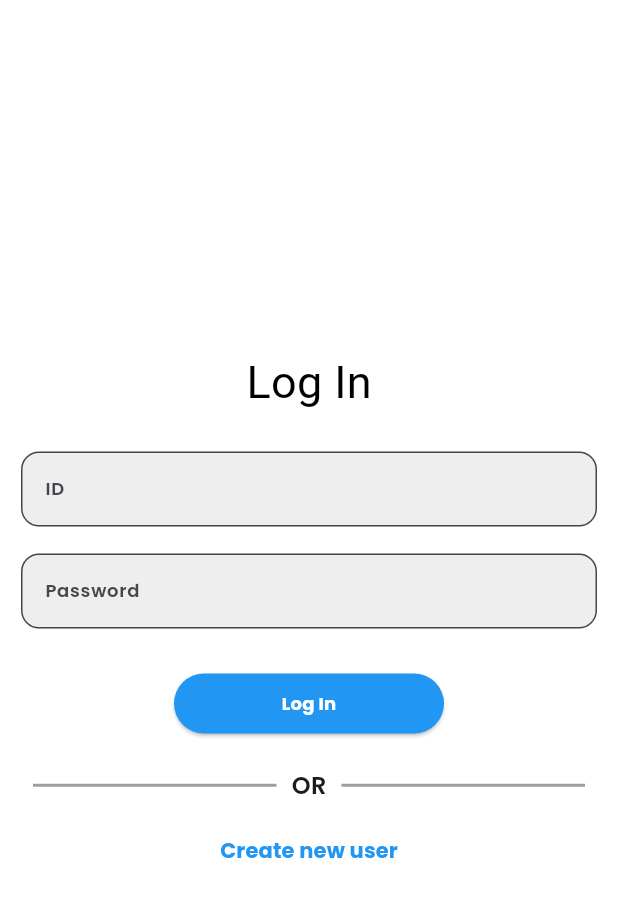
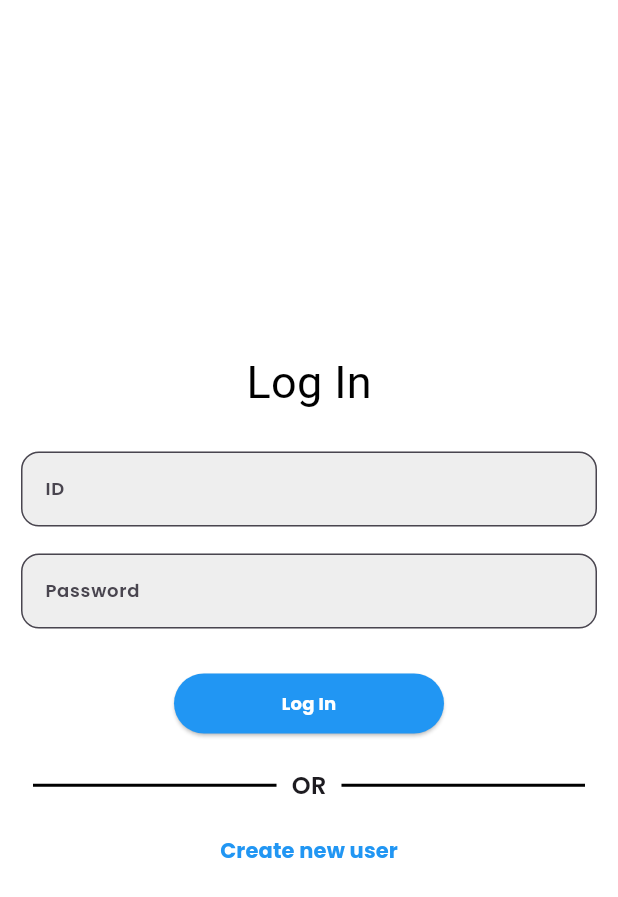
Before and after one commit to TushalKaklottar/fire_base, a Flutter app: the screen it shows after launch, on a phone screen of 412 x 824 dp. Shown: the top 897 px of the screen. Run offline on Flutter 3.47's test engine with Material 2 defaults, Android fonts, the phone set to English and light mode, and no system bars; our stand-ins replace cloud_firestore, firebase_core, get, get_storage, google_fonts, shared_preferences; accounts and stored records are empty; Roboto replaces fonts that are missing (Andika).

Commit message:
KT || 24/10/2023

```diff
--- a/lib/utils/color.dart
+++ b/lib/utils/color.dart
@@ -6,5 +6,5 @@ class AppColor {
   static Color grey200 =Colors.grey.shade200;
   static Color white60 = Colors.white60;
   static Color blue = Colors.blue;
-
+  static const Color black3 = Color(0xFF000000);
 }
--- a/lib/view/screen/login_page.dart
+++ b/lib/view/screen/login_page.dart
@@ -57,11 +57,11 @@ class LoginPage extends StatelessWidget {
                         border: OutlineInputBorder(
                           borderRadius: BorderRadius.circular(12),
                         ),
-                        fillColor: Colors.grey.shade200,
+                        fillColor: AppColor.grey200,
                         filled: true,
                         hintText: "ID",
                         helperStyle: GoogleFonts.aleo(
-                            color: Colors.white60,
+                            color: AppColor.white60,
                           fontSize: 12
                         ),
                       ),
@@ -69,7 +69,7 @@ class LoginPage extends StatelessWidget {
 
                       style: GoogleFonts.poppins(
                         fontSize: 12,
-                        color: Colors.black,
+                        color: AppColor.black,
                         fontWeight: FontWeight.w600
                       ),
                     ),
@@ -106,14 +106,11 @@ class LoginPage extends StatelessWidget {
                       },
                       style: GoogleFonts.poppins(
                           fontSize: 12,
-                          color: Colors.black,
+                          color: AppColor.black,
                           fontWeight: FontWeight.w600
                       ),
                     ),
-
-
                     const SizedBox(height: 30),
-
                     SizedBox(
                       width: 180,
                       height: 40,
@@ -190,7 +187,7 @@ class LoginPage extends StatelessWidget {
                             child: Divider(
                               height: 2,
                               thickness: 2,
-                              color: Colors.black38,
+                              color: AppColor.black3,
                             ),
                           ),
                           Padding(
@@ -207,7 +204,7 @@ class LoginPage extends StatelessWidget {
                             child: Divider(
                               height: 2,
                               thickness: 2,
-                              color: Colors.black38,
+                              color: AppColor.black3,
                             ),
                           ),
                         ],
@@ -219,7 +216,7 @@ class LoginPage extends StatelessWidget {
                         },
                         child: Text("Create new user",
                           style: GoogleFonts.poppins(
-                            color:  Colors.blue,
+                            color: AppColor.blue,
                             fontWeight: FontWeight.bold,
                           ),
                         )
```
Also changed, not shown: lib/view/screen/sign_in_page.dart (+9 -9 lines).
